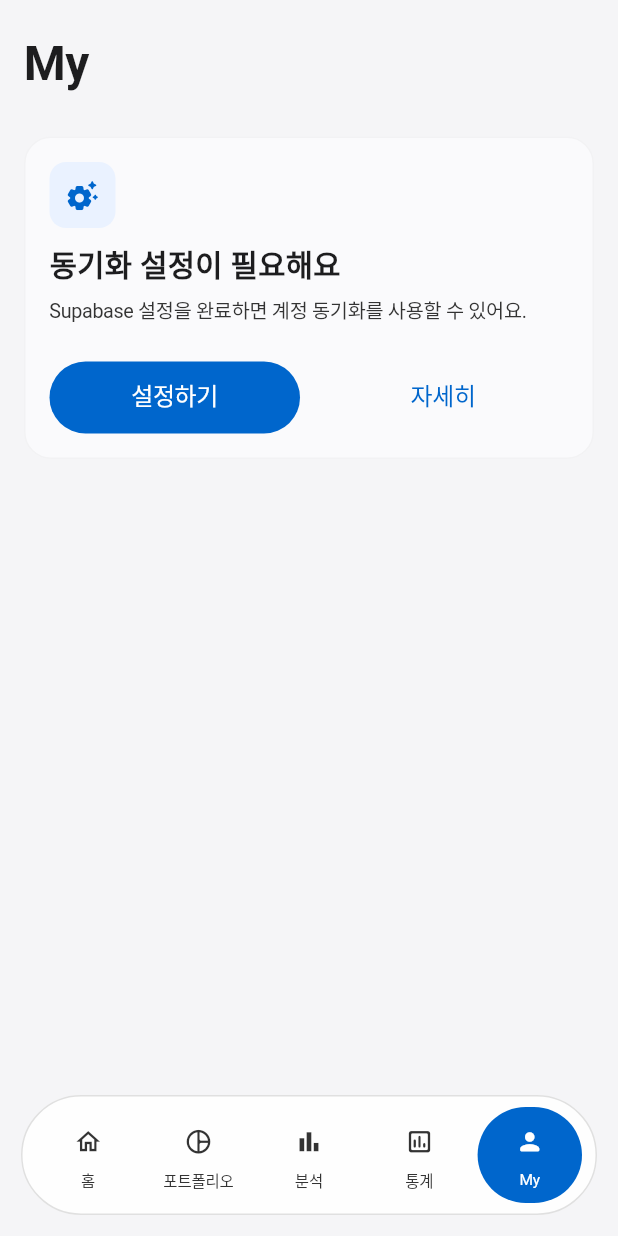
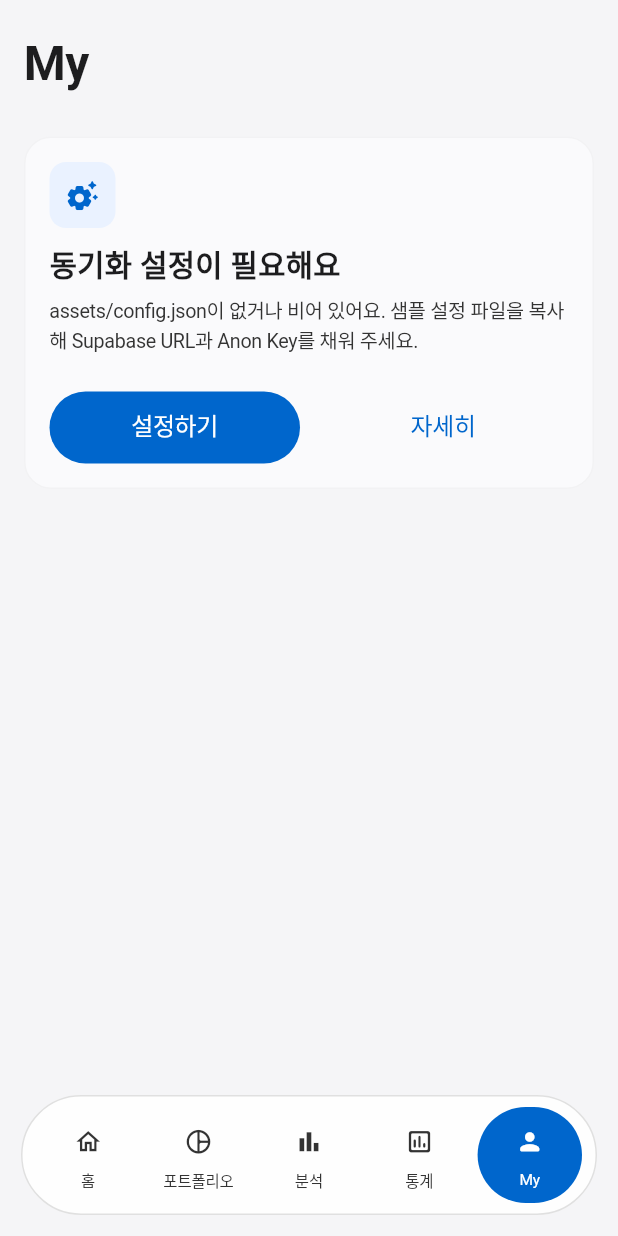
Before and after one commit to redbrick01/Moneyfi, a Flutter app: the screen it shows after launch, item 5 of the bottom bar chosen, on a phone screen of 412 x 824 dp. Run offline on Flutter 3.47's test engine with Material 3 defaults, Android fonts, the phone set to English and light mode, and no system bars; our stand-ins replace drift, flutter_secure_storage, flutter_slidable, supabase_flutter; accounts and stored records are empty; generated files the repository leaves out were written again.

Commit message:
Handle missing local config asset

```diff
--- a/lib/pages/my_page.dart
+++ b/lib/pages/my_page.dart
@@ -53,7 +53,8 @@ class _MyPageBody extends StatelessWidget {
           StatusCard(
             icon: AppIconName.settings,
             title: '동기화 설정이 필요해요',
-            description: 'Supabase 설정을 완료하면 계정 동기화를 사용할 수 있어요.',
+            description:
+                'assets/config.json이 없거나 비어 있어요. 샘플 설정 파일을 복사해 Supabase URL과 Anon Key를 채워 주세요.',
             iconBackgroundColor: context.colors.primaryContainer,
             iconColor: context.colors.primary,
             primaryLabel: '설정하기',
@@ -67,7 +68,8 @@ class _MyPageBody extends StatelessWidget {
                 builder: (context) => Padding(
                   padding: EdgeInsets.all(context.spacing.md),
                   child: Text(
-                    '프로젝트의 Supabase URL/Anon Key를 설정하면 동기화 기능을 사용할 수 있어요.',
+                    '${AuthService.configSetupMessage}\n\n'
+                    '설정이 없어도 앱은 시작되지만 로그인과 기기 간 동기화는 비활성화됩니다.',
                     style: context.typography.body,
                   ),
                 ),
--- a/lib/services/auth_service.dart
+++ b/lib/services/auth_service.dart
@@ -8,6 +8,9 @@ class AuthService {
   AuthService._();
 
   static const String _configAssetPath = 'assets/config.json';
+  static const String configSetupMessage =
+      'Supabase 설정 파일이 없습니다. assets/config.example.json을 복사해 '
+      'assets/config.json을 만들거나 Supabase URL/Anon Key를 설정해 주세요.';
 
   static String _supabaseUrl = '';
   static String _supabaseAnonKey = '';
@@ -120,6 +123,7 @@ class AuthService {
       );
     } catch (error, stackTrace) {
       debugPrint('[auth] failed to load $_configAssetPath: $error');
+      debugPrint('[auth] $configSetupMessage');
       debugPrintStack(stackTrace: stackTrace);
       return const _SupabaseConfig.empty();
     }
--- a/pubspec.yaml
+++ b/pubspec.yaml
@@ -70,7 +70,7 @@ flutter:
 
   # To add assets to your application, add an assets section, like this:
   assets:
-    - assets/config.json
+    - assets/
   #   - images/a_dot_burr.jpeg
   #   - images/a_dot_ham.jpeg
 
```
Also changed, not shown: 6 other files.
